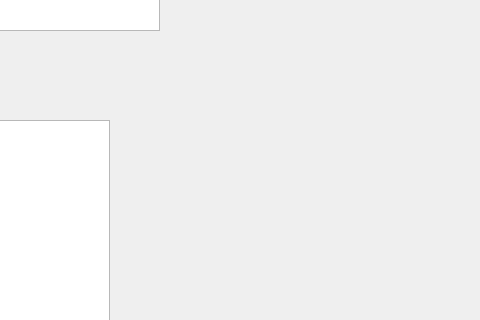
This is mainwindow.ui in Yao-Long/updateServerDemo as Qt 5 draws it before an edit; both pictures show x 721 to 1201 and y 187 to 507 of the 1201 by 752 pixel window. The edited form follows.
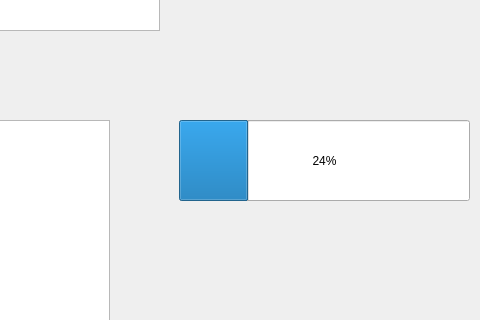
This is the edited form.

The edit to the form file:
```diff
--- a/mainwindow.ui
+++ b/mainwindow.ui
@@ -209,6 +209,19 @@
      <number>24</number>
     </property>
    </widget>
+   <widget class="QProgressBar" name="progressBar_2">
+    <property name="geometry">
+     <rect>
+      <x>900</x>
+      <y>290</y>
+      <width>291</width>
+      <height>81</height>
+     </rect>
+    </property>
+    <property name="value">
+     <number>24</number>
+    </property>
+   </widget>
   </widget>
   <widget class="QMenuBar" name="menuBar">
    <property name="geometry">
```
